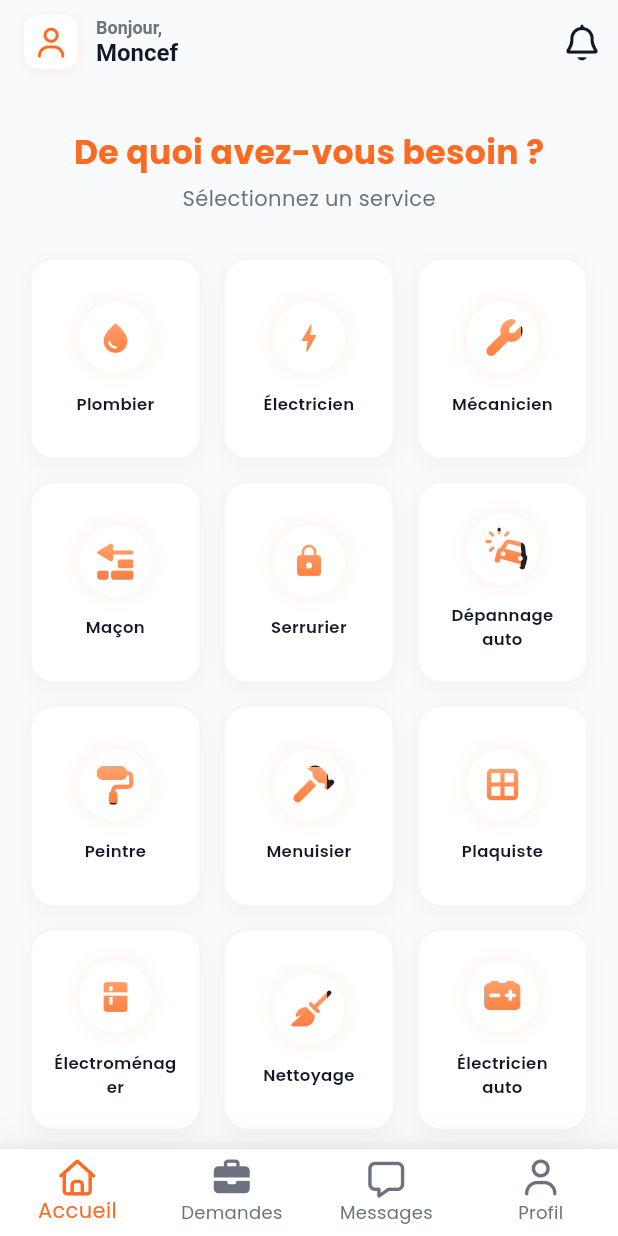
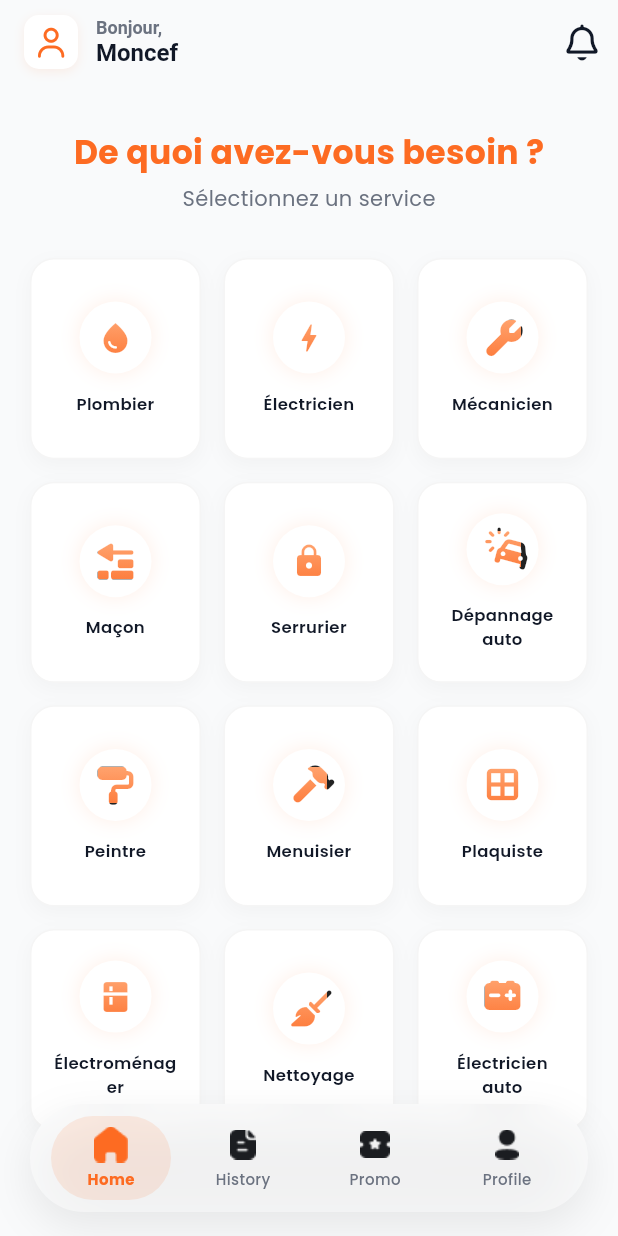
Before and after one commit to MoncefAzzouz/rafik-app, a Flutter app: the MainPage screen opened directly, on a phone screen of 412 x 824 dp. Run offline on Flutter 3.47's test engine with Material 3 defaults, Android fonts, the phone set to English and light mode, and no system bars; our stand-ins replace flutter_svg, font_awesome_flutter, google_fonts, smooth_page_indicator.

Commit message:
change design

```diff
--- a/lib/src/core/theme/app_colors.dart
+++ b/lib/src/core/theme/app_colors.dart
@@ -2,15 +2,18 @@ import 'package:flutter/material.dart';
 
 class AppColors {
   // Brand Colors
+  // static const Color primary = Color(0xFF7C3AED); // Vibrant Purple
+  // static const Color primaryLight = Color(0xFFA78BFA); // Lighter Purple for gradients
   static const Color primary = Color(0xFFFD6B22); // Main Orange
-  static const Color primaryLight = Color(0xFFFF9457); // Lighter Orange for gradients
-
+  static const Color primaryLight = Color(0xFFFF9457);
   // Background Colors
   static const Color backgroundWhite = Color(0xFFFFFFFF);
   static const Color backgroundLight = Color(0xFFF9FAFB);
 
   // Text Colors
-  static const Color textPrimary = Color(0xFF111827); // Very dark gray for headings
+  static const Color textPrimary = Color(
+    0xFF111827,
+  ); // Very dark gray for headings
   static const Color textSecondary = Color(0xFF6B7280); // Gray for descriptions
 
   // Gradients
--- a/lib/src/features/home/pages/main_page.dart
+++ b/lib/src/features/home/pages/main_page.dart
@@ -1,7 +1,8 @@
+import 'dart:ui';
 import 'package:flutter/material.dart';
-import 'package:font_awesome_flutter/font_awesome_flutter.dart';
 import '../../../core/theme/app_colors.dart';
 import 'home_page.dart';
+import 'offers_page.dart';
 
 class MainPage extends StatefulWidget {
   const MainPage({super.key});
@@ -15,51 +16,127 @@ class _MainPageState extends State<MainPage> {
 
   final List<Widget> _pages = [
     const HomePage(),
-    const Center(child: Text('Demandes', style: TextStyle(color: AppColors.textPrimary))),
-    const Center(child: Text('Messages', style: TextStyle(color: AppColors.textPrimary))),
-    const Center(child: Text('Profil', style: TextStyle(color: AppColors.textPrimary))),
+    const Center(child: Text('History', style: TextStyle(color: AppColors.textPrimary))),
+    const OffersPage(),
+    const Center(child: Text('Profile', style: TextStyle(color: AppColors.textPrimary))),
   ];
 
   @override
   Widget build(BuildContext context) {
     return Scaffold(
       backgroundColor: AppColors.backgroundLight,
+      extendBody: true, // Allows body to flow under the floating nav bar
       body: SafeArea(
+        bottom: false,
         child: _pages[_currentIndex],
       ),
-      bottomNavigationBar: Container(
+      bottomNavigationBar: SafeArea(
+        bottom: false,
+        child: Container(
+          margin: const EdgeInsets.fromLTRB(20, 0, 20, 16),
           decoration: BoxDecoration(
             boxShadow: [
               BoxShadow(
-              color: Colors.black.withAlpha(12), // Very subtle shadow
-              blurRadius: 20,
-              offset: const Offset(0, -5),
+                color: Colors.black.withAlpha(20), // 0.08 opacity approx
+                blurRadius: 24,
+                offset: const Offset(0, 10),
+              ),
+            ],
+            borderRadius: BorderRadius.circular(40),
+          ),
+          child: ClipRRect(
+            borderRadius: BorderRadius.circular(40),
+            child: BackdropFilter(
+              filter: ImageFilter.blur(sigmaX: 16, sigmaY: 16),
+              child: Container(
+                height: 72,
+                padding: const EdgeInsets.symmetric(horizontal: 10),
+                color: Colors.white.withAlpha(102), // 0.4 opacity approx
+                child: Row(
+                  mainAxisAlignment: MainAxisAlignment.spaceEvenly,
+                  children: [
+                    Expanded(
+                      child: _buildNavItem(
+                        label: 'Home',
+                        activeIconPath: 'assets/icons/Home-color.png',
+                        inactiveIconPath: 'assets/icons/Home.png',
+                        index: 0,
+                      ),
+                    ),
+                    Expanded(
+                      child: _buildNavItem(
+                        label: 'History',
+                        activeIconPath: 'assets/icons/Paper-color.png',
+                        inactiveIconPath: 'assets/icons/Paper.png',
+                        index: 1,
+                      ),
+                    ),
+                    Expanded(
+                      child: _buildNavItem(
+                        label: 'Promo',
+                        activeIconPath: 'assets/icons/promo-color.png',
+                        inactiveIconPath: 'assets/icons/promo.png',
+                        index: 2,
+                      ),
+                    ),
+                    Expanded(
+                      child: _buildNavItem(
+                        label: 'Profile',
+                        activeIconPath: 'assets/icons/Profile-color.png',
+                        inactiveIconPath: 'assets/icons/Profile.png',
+                        index: 3,
+                      ),
                     ),
                   ],
                 ),
-        child: BottomNavigationBar(
-          currentIndex: _currentIndex,
-          onTap: (index) {
+              ),
+            ),
+          ),
+        ),
+      ),
+    );
+  }
+
+  Widget _buildNavItem({
+    required String label,
+    required String activeIconPath,
+    required String inactiveIconPath,
+    required int index,
+  }) {
+    final isActive = _currentIndex == index;
+    return GestureDetector(
+      onTap: () {
         setState(() {
           _currentIndex = index;
         });
       },
-          items: const [
-            BottomNavigationBarItem(
-              icon: Icon(FontAwesomeIcons.house),
-              label: 'Accueil',
+      behavior: HitTestBehavior.opaque,
+      child: AnimatedContainer(
+        duration: const Duration(milliseconds: 250),
+        margin: EdgeInsets.symmetric(vertical: isActive ? 8 : 12, horizontal: 4),
+        padding: const EdgeInsets.symmetric(horizontal: 4),
+        decoration: BoxDecoration(
+          color: isActive ? AppColors.primary.withAlpha(30) : Colors.transparent, // ~0.12 opacity
+          borderRadius: BorderRadius.circular(30),
         ),
-            BottomNavigationBarItem(
-              icon: Icon(FontAwesomeIcons.briefcase),
-              label: 'Demandes',
+        child: Column(
+          mainAxisAlignment: MainAxisAlignment.center,
+          children: [
+            Image.asset(
+              isActive ? activeIconPath : inactiveIconPath,
+              width: 24,
+              height: 24,
             ),
-            BottomNavigationBarItem(
-              icon: Icon(FontAwesomeIcons.message),
-              label: 'Messages',
+            const SizedBox(height: 4),
+            Text(
+              label,
+              style: TextStyle(
+                color: isActive ? AppColors.primary : AppColors.textSecondary,
+                fontSize: 10,
+                fontWeight: isActive ? FontWeight.bold : FontWeight.w500,
               ),
-            BottomNavigationBarItem(
-              icon: Icon(FontAwesomeIcons.user),
-              label: 'Profil',
+              maxLines: 1,
+              overflow: TextOverflow.ellipsis,
             ),
           ],
         ),
--- a/pubspec.yaml
+++ b/pubspec.yaml
@@ -39,6 +39,7 @@ dependencies:
   google_fonts: ^6.2.1
   font_awesome_flutter: ^10.7.0
   smooth_page_indicator: ^1.1.0
+  flutter_svg: ^2.3.0
 
 dev_dependencies:
   flutter_test:
@@ -74,6 +75,7 @@ flutter:
   assets:
     - assets/
     - assets/images/
+    - assets/icons/
 
   # An image asset can refer to one or more resolution-specific "variants", see
   # https://flutter.dev/to/resolution-aware-images
```
Also changed, not shown: lib/src/features/home/pages/offers_page.dart (added, +225 -0 lines), assets/icons/Home-color.png (added), assets/icons/Home.png (added), assets/icons/Paper-color.png (added), assets/icons/Paper.png (added), assets/icons/Profile-color.png (added), assets/icons/Profile.png (added), assets/icons/promo-color.png (added), assets/icons/promo.png (added), assets/images/1 (1).png (added), assets/images/1 (2).png (added), assets/images/1.svg (added), assets/images/Offers.png (added), assets/images/Offers.svg (added), 1 more files. Lines whose indentation alone changed are shown as unchanged.
